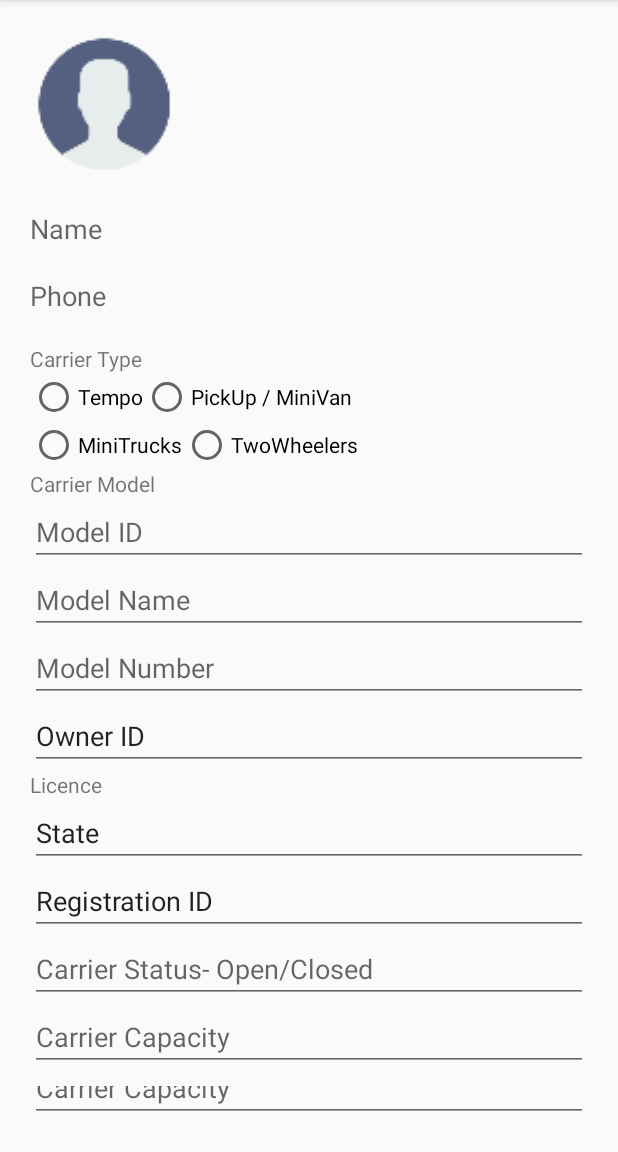
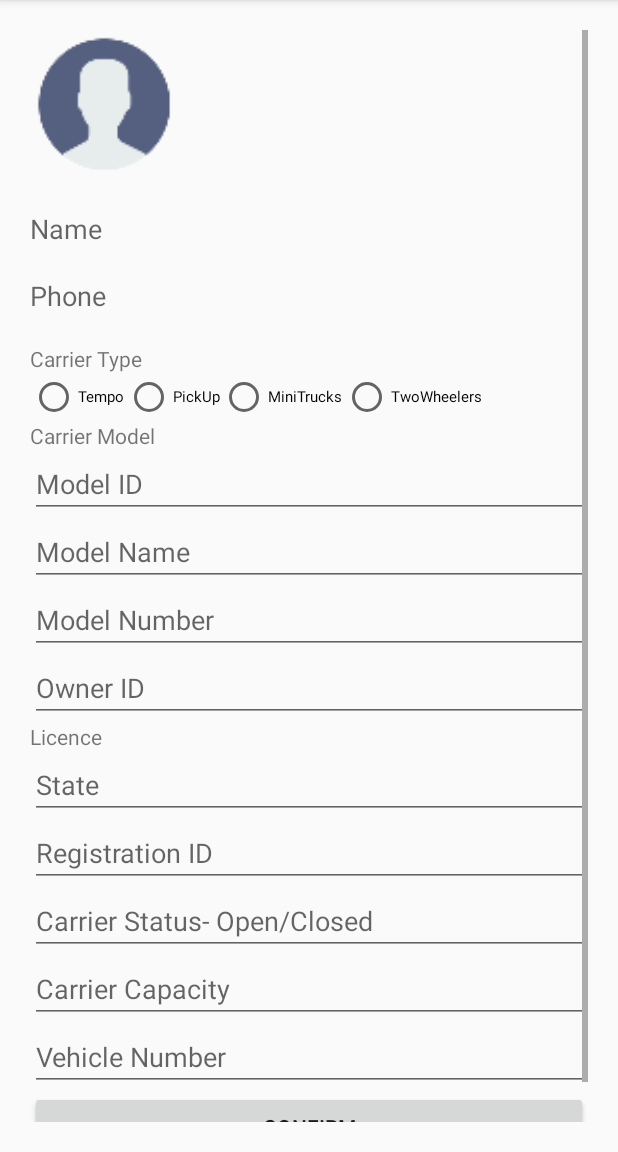
Before and after one commit to NileshPranami/Logistic1, an Android app: the DriverSettingsActivity screen opened directly, with no data from a screen before it, on a phone screen of 412 x 824 dp, the part 84-1236 px from its top. Run offline under Robolectric (Android 15) with nearby library versions, the phone set to English and light mode, and no system bars; our stand-ins replace Firebase (no records; nobody signed in at launch, a user with empty details on screens opened directly).

Commit message:
Radio btn prob solved

```diff
--- a/app/src/main/res/layout/activity_driver_settings.xml
+++ b/app/src/main/res/layout/activity_driver_settings.xml
@@ -7,6 +7,14 @@
     tools:context=".DriverSettingsActivity"
     android:orientation="vertical"
     android:padding="20sp">
+    <ScrollView
+        android:layout_width="match_parent"
+        android:layout_height="match_parent">
+        <LinearLayout
+            android:layout_width="match_parent"
+            android:layout_height="match_parent"
+            android:orientation="vertical">
+
             <ImageView
                 android:layout_width="100sp"
                 android:layout_height="100sp"
@@ -40,47 +48,35 @@
                 android:layout_width="match_parent"
                 android:layout_height="wrap_content"
                 android:orientation="horizontal">
-        <LinearLayout
-            android:layout_width="match_parent"
-            android:layout_height="wrap_content"
-            android:orientation="vertical">
 
-            <LinearLayout
-                android:layout_width="match_parent"
-                android:layout_height="wrap_content"
-                android:orientation="horizontal">
                         <RadioButton
                             android:id="@+id/tempo"
                             android:layout_width="wrap_content"
                             android:layout_height="wrap_content"
+                            android:textSize="10sp"
                             android:text="Tempo" />
 
                         <RadioButton
                             android:id="@+id/pickUp"
                             android:layout_width="wrap_content"
                             android:layout_height="wrap_content"
-                    android:text="PickUp / MiniVan" />
-
-            </LinearLayout>
-
-            <LinearLayout
-                android:layout_width="match_parent"
-                android:layout_height="match_parent"
-                android:orientation="horizontal">
+                            android:textSize="10sp"
+                            android:text="PickUp" />
 
                         <RadioButton
                             android:id="@+id/miniTruck"
                             android:layout_width="wrap_content"
                             android:layout_height="wrap_content"
+                            android:textSize="10sp"
                             android:text="MiniTrucks" />
 
                         <RadioButton
                             android:id="@+id/twoWheelers"
                             android:layout_width="wrap_content"
                             android:layout_height="wrap_content"
-                    android:text="TwoWheelers" />
-            </LinearLayout>
-        </LinearLayout>
+                            android:textSize="10sp"
+                            android:text="TwoWheelers"/>
+
             </RadioGroup>
 
             <LinearLayout
@@ -118,7 +114,7 @@
                 android:id="@+id/textView6"
                 android:layout_width="match_parent"
                 android:layout_height="wrap_content"
-        android:text="Owner ID" />
+                android:hint="Owner ID" />
 
             <LinearLayout
                 android:layout_width="match_parent"
@@ -134,13 +130,13 @@
                     android:id="@+id/textView4"
                     android:layout_width="match_parent"
                     android:layout_height="wrap_content"
-            android:text="State" />
+                    android:hint="State" />
 
                 <EditText
                     android:id="@+id/textView43"
                     android:layout_width="match_parent"
                     android:layout_height="wrap_content"
-            android:text="Registration ID" />
+                    android:hint="Registration ID" />
 
             </LinearLayout>
 
@@ -159,7 +155,7 @@
                 android:id="@+id/carrierNumber"
                 android:layout_width="match_parent"
                 android:layout_height="wrap_content"
-        android:hint="Carrier Capacity"/>
+                android:hint="Vehicle Number"/>
 
             <Button
                 android:layout_width="match_parent"
@@ -167,5 +163,12 @@
                 android:id="@+id/confirm"
                 android:text="confirm"/>
 
+        </LinearLayout>
+
+
+
+    </ScrollView>
+
+
 
 </LinearLayout>
```
Also changed, not shown: app/src/main/res/layout/content_navigation.xml (+6 -18 lines). Lines whose indentation alone changed are shown as unchanged.
